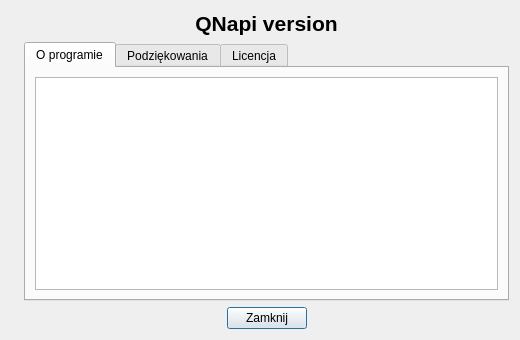
First picture: the form in ui/frmabout.ui, repository QNapi/qnapi, before the edit.
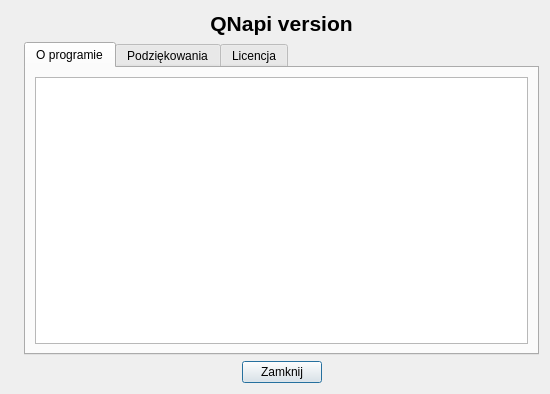
Second picture: the form after the edit. The open tabs and pages were chosen to show the change. Icons and pictures are not drawn.

Commit message: Info o prawach autorskich

The edit to the form file:
```diff
--- a/ui/frmabout.ui
+++ b/ui/frmabout.ui
@@ -5,8 +5,8 @@
    <rect>
     <x>0</x>
     <y>0</y>
-    <width>520</width>
-    <height>340</height>
+    <width>550</width>
+    <height>394</height>
    </rect>
   </property>
   <property name="minimumSize" >
```
Left out of the diff: 2 changed lines with no effect on the pictures. The commit also changes 1 other file.
